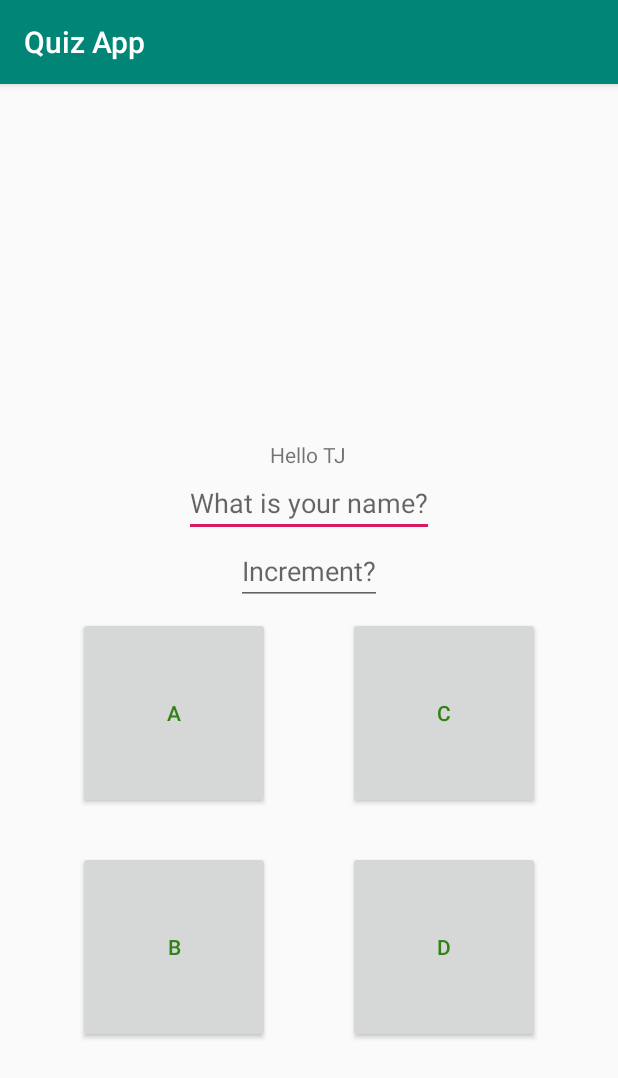
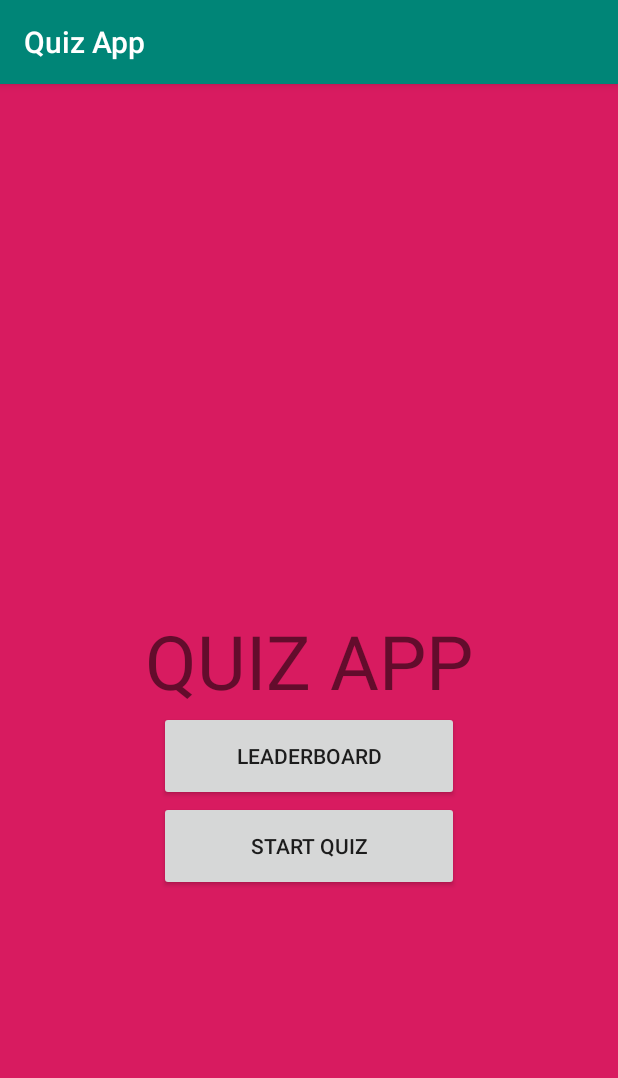
Before and after one commit to dhan0779/quiz-app, an Android app: the screen it shows after launch (MainActivity), on a phone screen of 412 x 824 dp. Shown: the top 1078 px of the screen. Run offline under Robolectric (Android 15) with nearby library versions, the phone set to English and light mode, and no system bars.

```diff
--- a/app/src/main/AndroidManifest.xml
+++ b/app/src/main/AndroidManifest.xml
@@ -12,6 +12,7 @@
         android:roundIcon="@mipmap/ic_launcher_round"
         android:supportsRtl="true"
         android:theme="@style/AppTheme">
+        <activity android:name=".quiz"></activity>
         <activity android:name=".MainActivity">
             <intent-filter>
                 <action android:name="android.intent.action.MAIN" />
--- a/app/src/main/java/com/handavid/quizapp/MainActivity.java
+++ b/app/src/main/java/com/handavid/quizapp/MainActivity.java
@@ -2,6 +2,7 @@ package com.handavid.quizapp;
 
 import androidx.appcompat.app.AppCompatActivity;
 
+import android.content.Intent;
 import android.graphics.Color;
 import android.os.Bundle;
 import android.widget.Button;
@@ -10,69 +11,24 @@ import android.util.Log;
 import android.widget.EditText;
 import android.widget.TextView;
 
+import java.util.HashMap;
+
 public class MainActivity extends AppCompatActivity {
-    Button ansButton1, ansButton2,ansButton3,ansButton4;
-    EditText responseText;
-    EditText response2Text;
-    TextView displayText;
+    Button start, leader;
     @Override
     protected void onCreate(Bundle savedInstanceState) {
         super.onCreate(savedInstanceState);
         setContentView(R.layout.activity_main);
-        ansButton1=findViewById(R.id.clickButton);
-        ansButton2=findViewById(R.id.clickButton2);
-        ansButton3=findViewById(R.id.clickButton3);
-        ansButton4=findViewById(R.id.clickButton4);
-        responseText=findViewById(R.id.responseEditText);
-        response2Text=findViewById(R.id.response2EditText);
-        displayText=findViewById(R.id.textBox);
-        ansButton1.setOnClickListener(new View.OnClickListener(){
-            //@Override
-            int a=0;
-            public void onClick(View view){
-                a=a+1;
-                displayText.setText("You clicked this button "+a+" times");
-                view.setBackgroundColor(Color.GREEN);
-            }
-        });
-        ansButton2.setOnClickListener(new View.OnClickListener(){
-            //@Override
-            int b=0;
-            public void onClick(View view){
-                b=b+1;
-                displayText.setText("You clicked this button "+b+" times");
-                view.setBackgroundColor(Color.RED);
-            }
-        });
-        ansButton3.setOnClickListener(new View.OnClickListener(){
-            //@Override
-            int c=0;
-            public void onClick(View view){
-                c=c+1;
-                displayText.setText("You clicked this button "+c+" times");
-                view.setBackgroundColor(Color.BLUE);
-            }
-        });
-        ansButton4.setOnClickListener(new View.OnClickListener(){
-            //@Override
-            int d=0;
-            public void onClick(View view){
-                d=d+1;
-                displayText.setText("You clicked this button "+d+" times");
-                view.setBackgroundColor(Color.YELLOW);
-            }
-        });
-        responseText.setOnFocusChangeListener(new View.OnFocusChangeListener() {
+        start=findViewById(R.id.start);
+        start.setOnClickListener(new View.OnClickListener() {
             @Override
-            public void onFocusChange(View v, boolean hasFocus) {
-                if(!hasFocus){
-                    if(responseText.getText().toString().equals("Hello TJ")){
-                        displayText.setText("TJ Rocks!");
-                        responseText.setText("");
-                        responseText.setHint("That's a good name");
-                    }
-                }
+            public void onClick(View v) {
+                moveToQuiz();
             }
         });
     }
+    private void moveToQuiz(){
+        Intent intent = new Intent(MainActivity.this,quiz.class);
+        startActivity(intent);
+    }
 }
--- a/app/src/main/res/layout/activity_main.xml
+++ b/app/src/main/res/layout/activity_main.xml
@@ -4,87 +4,36 @@
     xmlns:tools="http://schemas.android.com/tools"
     android:layout_width="match_parent"
     android:layout_height="match_parent"
-    tools:context=".MainActivity">
+    tools:context=".MainActivity"
+    android:background="@color/colorAccent">
 
     <TextView
-        android:id="@+id/textBox"
+        android:id="@+id/homeText"
         android:layout_width="wrap_content"
         android:layout_height="wrap_content"
         android:text="@string/text_box_label"
+        android:textSize="50dp"
+        android:fontFamily="@font/"
         app:layout_constraintBottom_toBottomOf="parent"
-        app:layout_constraintHorizontal_bias="0.498"
+        app:layout_constraintTop_toTopOf="parent"
         app:layout_constraintLeft_toLeftOf="parent"
-        app:layout_constraintRight_toRightOf="parent"
-        app:layout_constraintTop_toTopOf="parent"
-        app:layout_constraintVertical_bias="0.317" />
-
-    <EditText
-        android:id="@+id/responseEditText"
-        android:layout_width="wrap_content"
-        android:layout_height="wrap_content"
-        android:hint="@string/name_hint"
-        app:layout_constraintTop_toBottomOf="@+id/textBox"
-        app:layout_constraintLeft_toLeftOf="parent"
-        app:layout_constraintRight_toRightOf="parent"
-        app:layout_constraintBottom_toTopOf="@+id/response2EditText"/>
-    <EditText
-        android:id="@+id/response2EditText"
-        android:layout_width="wrap_content"
-        android:layout_height="wrap_content"
-        android:hint="@string/hint_incr"
-        app:layout_constraintTop_toBottomOf="@+id/responseEditText"
+        app:layout_constraintRight_toRightOf="parent"/>
+    <Button
+        android:id="@+id/leaderboard"
+        android:layout_width="200dp"
+        android:layout_height="60dp"
+        android:text="@string/leaderButton"
+        app:layout_constraintTop_toBottomOf="@id/homeText"
         app:layout_constraintLeft_toLeftOf="parent"
         app:layout_constraintRight_toRightOf="parent"/>
 
     <Button
-        android:id="@+id/clickButton"
-        android:layout_width="128dp"
-        android:layout_height="128dp"
-        android:layout_marginTop="8dp"
-        android:text="@string/choice1"
-        android:textAllCaps="true"
-        android:textColor="#318214"
-        app:layout_constraintHorizontal_bias="0.212"
+        android:id="@+id/start"
+        android:layout_width="200dp"
+        android:layout_height="60dp"
+        android:text="@string/startButton"
+        app:layout_constraintTop_toBottomOf="@id/leaderboard"
         app:layout_constraintLeft_toLeftOf="parent"
-        app:layout_constraintRight_toLeftOf="@+id/clickButton3"
-        app:layout_constraintTop_toBottomOf="@+id/response2EditText" />
-
-    <Button
-        android:id="@+id/clickButton2"
-        android:layout_width="128dp"
-        android:layout_height="128dp"
-        android:layout_marginTop="28dp"
-        android:text="@string/choice2"
-        android:textAllCaps="true"
-        android:textColor="#318214"
-        app:layout_constraintHorizontal_bias="0.183"
-        app:layout_constraintLeft_toLeftOf="parent"
-        app:layout_constraintRight_toRightOf="parent"
-        app:layout_constraintTop_toBottomOf="@+id/clickButton" />
-
-    <Button
-        android:id="@+id/clickButton3"
-        android:layout_width="128dp"
-        android:layout_height="128dp"
-        android:layout_marginTop="8dp"
-        android:text="@string/choice3"
-        android:textAllCaps="true"
-        android:textColor="#318214"
-        app:layout_constraintLeft_toRightOf="@+id/clickButton"
-        app:layout_constraintRight_toRightOf="parent"
-        app:layout_constraintTop_toBottomOf="@+id/response2EditText" />
-
-    <Button
-        android:id="@+id/clickButton4"
-        android:layout_width="128dp"
-        android:layout_height="128dp"
-        android:layout_marginLeft="52dp"
-        android:layout_marginTop="28dp"
-        android:text="@string/choice4"
-        android:textAllCaps="true"
-        android:textColor="#318214"
-        app:layout_constraintLeft_toRightOf="@+id/clickButton2"
-        app:layout_constraintTop_toBottomOf="@+id/clickButton3" />
-
+        app:layout_constraintRight_toRightOf="parent"/>
 
 </androidx.constraintlayout.widget.ConstraintLayout>
--- a/app/src/main/res/values/colors.xml
+++ b/app/src/main/res/values/colors.xml
@@ -3,4 +3,5 @@
     <color name="colorPrimary">#008577</color>
     <color name="colorPrimaryDark">#00574B</color>
     <color name="colorAccent">#D81B60</color>
+    <color name="quizColor">#78AAEC</color>
 </resources>
--- a/app/src/main/res/values/strings.xml
+++ b/app/src/main/res/values/strings.xml
@@ -5,7 +5,9 @@
     <string name="choice3">C</string>
     <string name="choice4">D</string>
     <string name="color_button">Change Color</string>
-    <string name="text_box_label">Hello TJ</string>
+    <string name="text_box_label">QUIZ APP</string>
     <string name="name_hint">What is your name?</string>
     <string name="hint_incr">Increment?</string>
+    <string name="leaderButton">Leaderboard</string>
+    <string name="startButton">Start Quiz</string>
 </resources>
```
Also changed, not shown: app/src/main/java/com/handavid/quizapp/quiz.java (added, +52 -0 lines), app/src/main/res/layout/activity_quiz.xml (added, +69 -0 lines).
